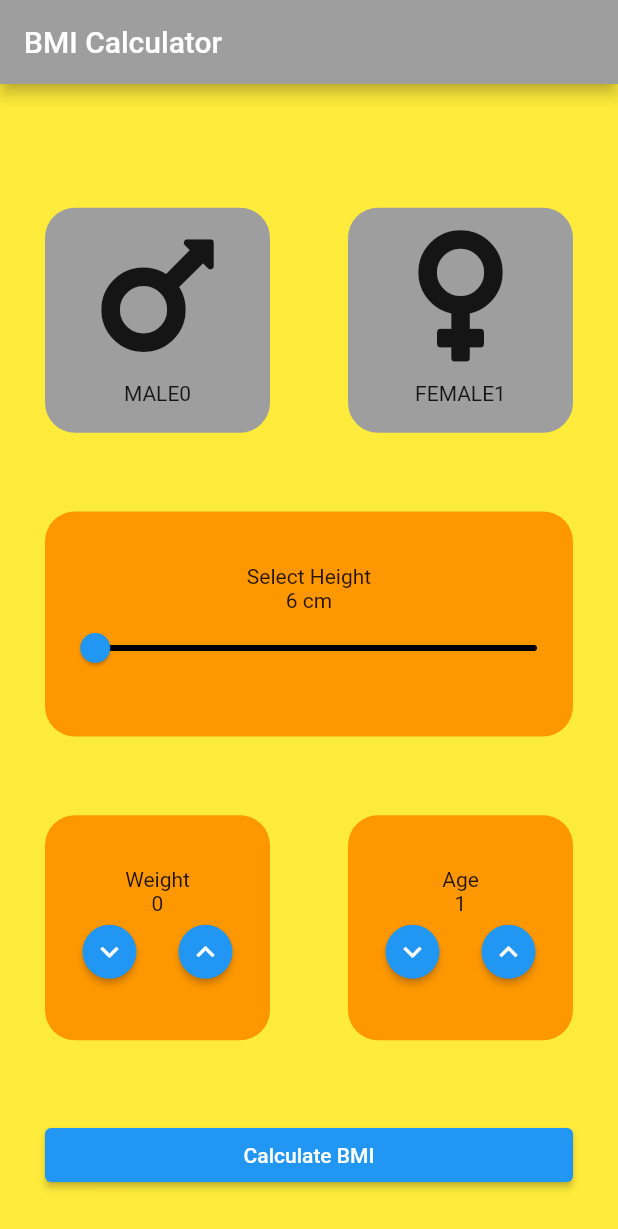
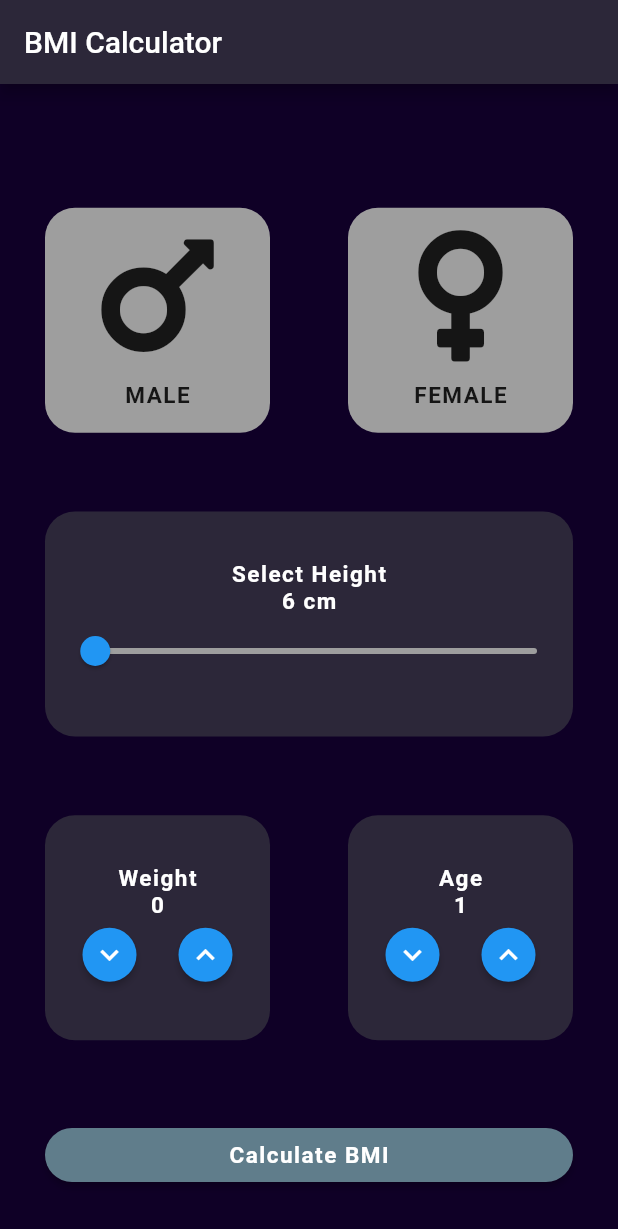
Before and after one commit to muzammil-git/bmi_calculator, a Flutter app: the screen it shows after launch, on a phone screen of 412 x 824 dp. Shown: the top 1229 px of the screen. Run offline on Flutter 3.47's test engine with Material 2 defaults, Android fonts, the phone set to English and light mode, and no system bars; our stand-ins replace font_awesome_flutter.

Commit message:
UI completed, have to make button functional

```diff
--- a/lib/Button/gender_button.dart
+++ b/lib/Button/gender_button.dart
@@ -17,6 +17,8 @@ class GenderButton extends StatefulWidget {
 class _GenderButtonState extends State<GenderButton> {
   double size = 100;
   int currentPosition = 3;
+  TextStyle textStyle = TextStyle(fontSize: 15,fontWeight: FontWeight.bold, letterSpacing: 1);
+
 
   @override
   Widget build(BuildContext context) {
@@ -38,7 +40,7 @@ class _GenderButtonState extends State<GenderButton> {
               },
           ),
 
-          Text("${widget.text.data}${widget.position}")
+          Text("${widget.text.data}",style: textStyle,)
         ],
       ),
     );
--- a/lib/first_view.dart
+++ b/lib/first_view.dart
@@ -16,20 +16,21 @@ class _first_viewState extends State<first_view> {
   int weight = 0;
   int age = 1;
 
-  Color widgetColor = Colors.orange;
-
+  Color widgetColor = Color(0xFF2c2739);
+  Color backColor = Color(0xFF0F0026);
+  TextStyle textStyle = TextStyle(fontSize: 15,fontWeight: FontWeight.bold, letterSpacing: 1,color: Colors.white);
   @override
   Widget build(BuildContext context) {
     return Scaffold(
       appBar: AppBar(
         title: Text('BMI Calculator'),
-        backgroundColor: Colors.grey,
+        backgroundColor: Color(0xFF2c2739),
       ),
 
       body: Container(
         width: MediaQuery.of(context).size.width,
         height: MediaQuery.of(context).size.height,
-        color: Colors.yellow,
+        color: backColor,
         child: Padding(
           padding: const EdgeInsets.all(30.0),
           child: Column(
@@ -60,12 +61,12 @@ class _first_viewState extends State<first_view> {
                       child: Column(
                         mainAxisAlignment: MainAxisAlignment.center,
                         children: [
-                          Text('Select Height'),
+                          Text('Select Height',style: textStyle),
 
                           Row(
                             mainAxisAlignment: MainAxisAlignment.center,
                             children:[
-                              Text('${_sliderValue.toStringAsFixed(0)} cm'),
+                              Text('${_sliderValue.toStringAsFixed(0)} cm',style: textStyle,),
                             ]
                           ),
 
@@ -76,7 +77,7 @@ class _first_viewState extends State<first_view> {
                                   value: _sliderValue,
                                   min: 0,
                                   max:240,
-                                  inactiveColor: Colors.black,
+                                  inactiveColor: Colors.grey,
                                   divisions: 240,
                                   onChanged: (newValue){
                                     setState(() {
@@ -110,8 +111,8 @@ class _first_viewState extends State<first_view> {
                     child: Column(
                       mainAxisAlignment: MainAxisAlignment.center,
                       children: [
-                        Text('Weight'),
-                        Text('$weight'),
+                        Text('Weight',style: textStyle),
+                        Text('$weight',style: textStyle),
                         Row(
                           mainAxisAlignment: MainAxisAlignment.center,
                           children: [
@@ -157,8 +158,8 @@ class _first_viewState extends State<first_view> {
                     child:  Column(
                       mainAxisAlignment: MainAxisAlignment.center,
                       children: [
-                        Text('Age'),
-                        Text('$age'),
+                        Text('Age',style: textStyle),
+                        Text('$age',style: textStyle),
                         Row(
                           mainAxisAlignment: MainAxisAlignment.center,
                           children: [
@@ -201,10 +202,12 @@ class _first_viewState extends State<first_view> {
                 width: double.infinity,
                 child: ElevatedButton(
                   style: ElevatedButton.styleFrom(
-
+                    shape: RoundedRectangleBorder(borderRadius: BorderRadius.all(Radius.circular(20))),
+                    primary: Colors.blueGrey,
+                    // onPrimary: Co
                   ),
                     onPressed: (){},
-                    child: Text('Calculate BMI')),
+                    child: Text('Calculate BMI',style: textStyle),),
               )
             ],
           ),
```
